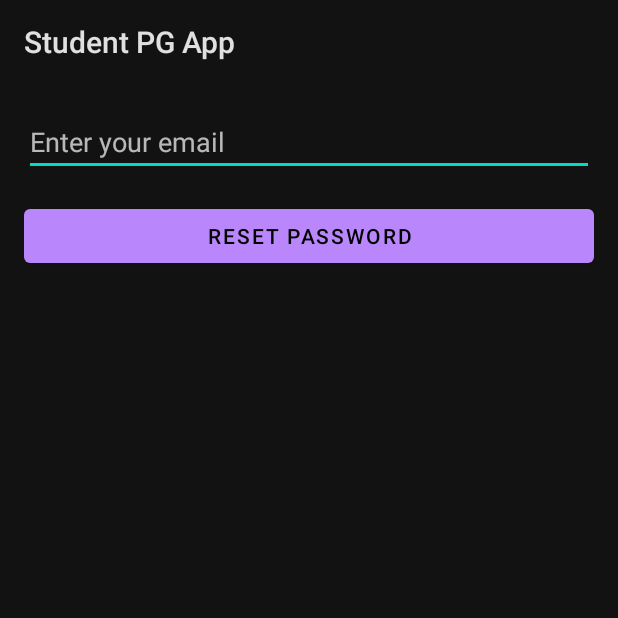
After one commit to ChinmayGawad/Student_Room_Sharing_App, an Android app: the ForgetPassword screen opened directly, with no data from a screen before it, on a phone screen of 412 x 824 dp, the top half of it. The commit adds this screen. Run offline under Robolectric (Android 15) with nearby library versions, the phone set to English and light mode, and no system bars; our stand-ins replace Firebase (no records; nobody signed in at launch, a user with empty details on screens opened directly).

Commit message:
forget Password Added and working

```diff
--- a/app/src/main/AndroidManifest.xml
+++ b/app/src/main/AndroidManifest.xml
@@ -22,6 +22,9 @@
         android:supportsRtl="true"
         android:theme="@style/Theme.MaterialComponents"
         tools:targetApi="31">
+        <activity
+            android:name=".ForgetPassword"
+            android:exported="false" />
         <activity
             android:name=".ChatActivity"
             android:exported="false" />
--- /dev/null
+++ b/app/src/main/java/com/pgshare/studentroomsharingapp/ForgetPassword.java
@@ -0,0 +1,52 @@
+package com.pgshare.studentroomsharingapp;
+
+import android.os.Bundle;
+import android.text.TextUtils;
+import android.util.Patterns;
+import android.widget.Button;
+import android.widget.EditText;
+import android.widget.Toast;
+
+import androidx.appcompat.app.AppCompatActivity;
+
+import com.google.firebase.auth.FirebaseAuth;
+
+public class ForgetPassword extends AppCompatActivity {
+
+    private EditText emailEditText;
+    private FirebaseAuth firebaseAuth;
+
+    @Override
+    protected void onCreate(Bundle savedInstanceState) {
+        super.onCreate(savedInstanceState);
+        setContentView(R.layout.activity_forget_password);
+
+        emailEditText = findViewById(R.id.resetPassword);
+        Button resetButton = findViewById(R.id.buttonReset);
+        firebaseAuth = FirebaseAuth.getInstance();
+
+        resetButton.setOnClickListener(v -> {
+            String email = emailEditText.getText().toString().trim();
+
+            if (TextUtils.isEmpty(email)) {
+                emailEditText.setError("Email is required");
+                return;
+            }
+
+            if (!Patterns.EMAIL_ADDRESS.matcher(email).matches()) {
+                emailEditText.setError("Invalid email address");
+                return;
+            }
+
+            // Send password reset email
+            firebaseAuth.sendPasswordResetEmail(email)
+                    .addOnCompleteListener(task -> {
+                        if (task.isSuccessful()) {
+                            Toast.makeText(ForgetPassword.this, "Password reset email sent", Toast.LENGTH_SHORT).show();
+                        } else {
+                            Toast.makeText(ForgetPassword.this, "Failed to send password reset email", Toast.LENGTH_SHORT).show();
+                        }
+                    });
+        });
+    }
+}
--- a/app/src/main/java/com/pgshare/studentroomsharingapp/MainActivity.java
+++ b/app/src/main/java/com/pgshare/studentroomsharingapp/MainActivity.java
@@ -22,7 +22,7 @@ public class MainActivity extends AppCompatActivity {
     }
 
     public void Rent(View view) {
-        Intent intent=new Intent(MainActivity.this, ChatActivity.class);
+        Intent intent=new Intent(MainActivity.this, Add_Room.class);
         startActivity(intent);
     }
 
--- /dev/null
+++ b/app/src/main/res/layout/activity_forget_password.xml
@@ -0,0 +1,25 @@
+<?xml version="1.0" encoding="utf-8"?>
+<RelativeLayout xmlns:android="http://schemas.android.com/apk/res/android"
+    android:layout_width="match_parent"
+    android:layout_height="match_parent"
+    xmlns:tools="http://schemas.android.com/tools"
+    android:padding="16dp"
+    tools:context=".ForgetPassword">
+
+    <EditText
+        android:id="@+id/resetPassword"
+        android:layout_width="match_parent"
+        android:layout_height="wrap_content"
+        android:hint="Enter your email"
+        android:inputType="textEmailAddress"
+        android:layout_marginBottom="16dp"
+        tools:ignore="TextFields" />
+
+    <Button
+        android:id="@+id/buttonReset"
+        android:layout_width="match_parent"
+        android:layout_height="wrap_content"
+        android:text="Reset Password"
+        android:layout_below="@id/resetPassword" />
+
+</RelativeLayout>
```
Also changed, not shown: app/src/main/java/com/pgshare/studentroomsharingapp/ChatActivity.java (+2 -7 lines), app/src/main/java/com/pgshare/studentroomsharingapp/Login.java (+9 -0 lines), app/src/main/java/com/pgshare/studentroomsharingapp/RoomDetailsActivity.java (+9 -3 lines), app/src/main/res/layout/activity_room_details.xml (+12 -2 lines).
